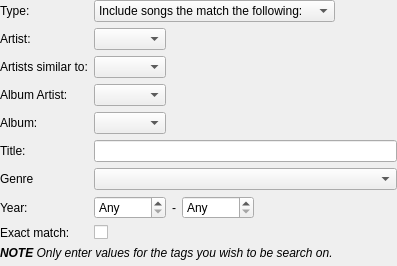
Above: dynamic/dynamicrule.ui from polpo/cantata-mac before the change. Below: the same form after it.
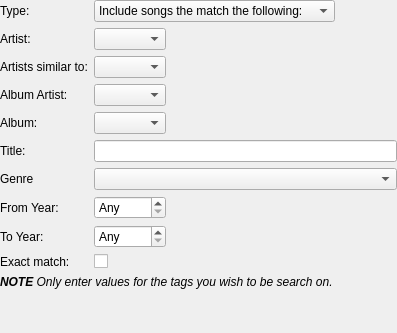
That is the form after the change. Custom widgets are drawn as their Qt base class.

What changed in the file:
```diff
--- a/dynamic/dynamicrule.ui
+++ b/dynamic/dynamicrule.ui
@@ -7,7 +7,7 @@
     <x>0</x>
     <y>0</y>
     <width>397</width>
-    <height>266</height>
+    <height>333</height>
    </rect>
   </property>
   <property name="windowTitle">
@@ -97,7 +97,7 @@
      <item row="7" column="0">
       <widget class="BuddyLabel" name="label_6">
        <property name="text">
-        <string>Year:</string>
+        <string>From Year:</string>
        </property>
        <property name="buddy">
         <cstring>dateFromSpin</cstring>
@@ -105,9 +105,7 @@
       </widget>
      </item>
      <item row="7" column="1">
-      <layout class="QHBoxLayout" name="horizontalLayout_2">
-       <item>
-        <widget class="QSpinBox" name="dateFromSpin">
+      <widget class="SpinBox" name="dateFromSpin">
          <property name="minimumSize">
           <size>
            <width>72</width>
@@ -118,30 +116,31 @@
           <string>Any</string>
          </property>
         </widget>
-       </item>
-       <item>
-        <widget class="BuddyLabel" name="label_8">
-         <property name="text">
-          <string>-</string>
-         </property>
-        </widget>
-       </item>
-       <item>
-        <widget class="QSpinBox" name="dateToSpin">
-         <property name="minimumSize">
-          <size>
-           <width>72</width>
-           <height>0</height>
-          </size>
-         </property>
-         <property name="specialValueText">
-          <string>Any</string>
-         </property>
-        </widget>
-       </item>
-      </layout>
      </item>
      <item row="8" column="0">
+      <widget class="BuddyLabel" name="label_6x">
+       <property name="text">
+        <string>To Year:</string>
+       </property>
+       <property name="buddy">
+        <cstring>dateToSpin</cstring>
+       </property>
+      </widget>
+     </item>
+     <item row="8" column="1">
+      <widget class="SpinBox" name="dateToSpin">
+       <property name="minimumSize">
+        <size>
+         <width>72</width>
+         <height>0</height>
+        </size>
+       </property>
+       <property name="specialValueText">
+        <string>Any</string>
+       </property>
+      </widget>
+     </item>
+     <item row="9" column="0">
       <widget class="BuddyLabel" name="label_5x">
        <property name="text">
         <string>Exact match:</string>
@@ -151,7 +150,7 @@
        </property>
       </widget>
      </item>
-     <item row="8" column="1">
+     <item row="9" column="1">
       <widget class="OnOffButton" name="exactCheck"/>
      </item>
      <item row="0" column="0">
@@ -234,6 +233,11 @@
    <extends>QLabel</extends>
    <header>buddylabel.h</header>
   </customwidget>
+  <customwidget>
+   <class>SpinBox</class>
+   <extends>QSpinBox</extends>
+   <header>spinbox.h</header>
+  </customwidget>
  </customwidgets>
  <tabstops>
   <tabstop>typeCombo</tabstop>
```
Left out of the diff: 2 changed lines with no effect on the pictures. Lines whose indentation alone changed are shown as unchanged.
